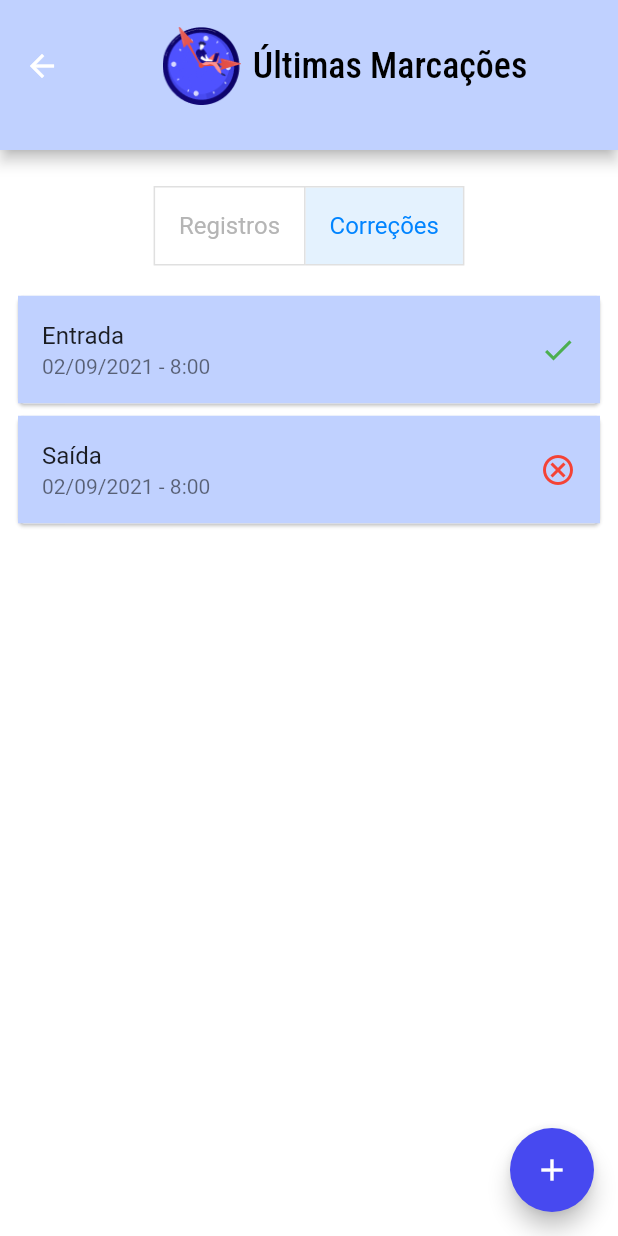
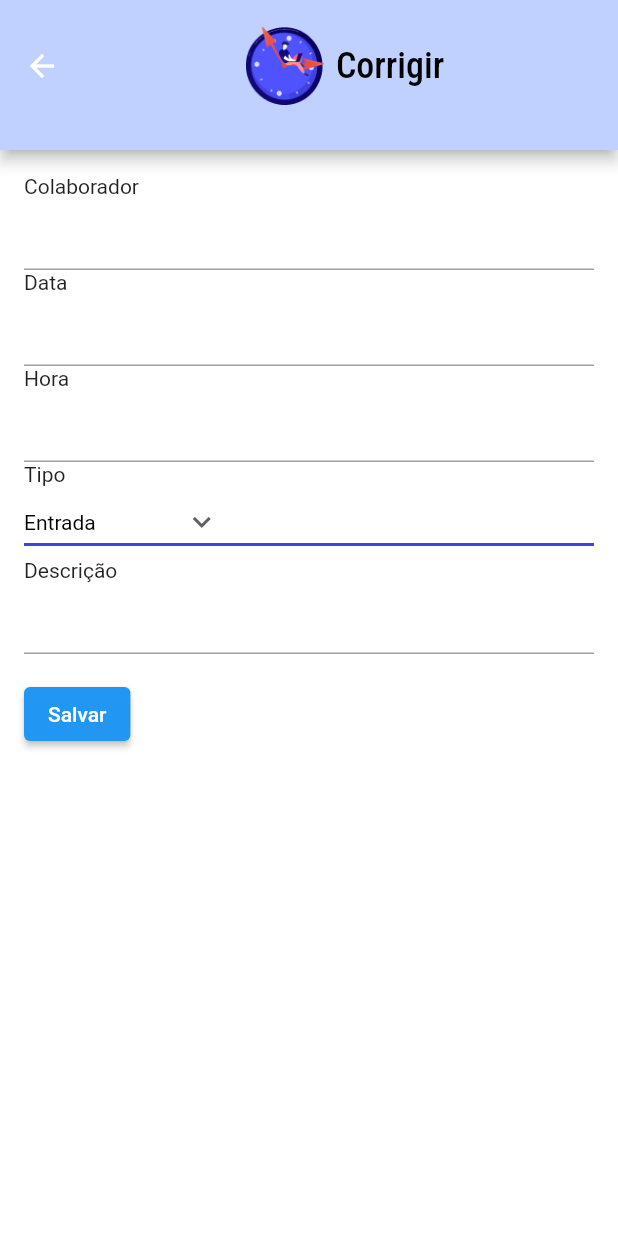
Before and after one commit to vinifoga/registroPonto, a Flutter app: the PunchClocking screen opened directly, after a tap on "Correções", after a tap on the "add" icon, on a phone screen of 412 x 824 dp. Run offline on Flutter 3.47's test engine with Material 2 defaults, Android fonts, the phone set to English and light mode, and no system bars; drawn by our look-alikes of datetime_picker_formfield; our stand-ins replace google_fonts.

Commit message:
Reclaim Punch Form screen

```diff
--- a/lib/components/app_bar_rp.dart
+++ b/lib/components/app_bar_rp.dart
@@ -7,7 +7,10 @@ class AppBarRp extends StatelessWidget implements PreferredSizeWidget {
   final String appBarTitle;
   final bool showImage;
 
-  const AppBarRp({Key? key, required this.appBarTitle, required this.showImage})
+  const AppBarRp(
+      {Key? key,
+      required this.appBarTitle,
+      required this.showImage})
       : super(key: key);
 
   @override
--- /dev/null
+++ b/lib/components/select_type_reclaim_punch.dart
@@ -0,0 +1,43 @@
+
+import 'package:flutter/material.dart';
+import 'package:registroponto/constants.dart';
+
+class SelectType extends StatefulWidget {
+  const SelectType({Key? key}) : super(key: key);
+
+  @override
+  State<SelectType> createState() => _MyStatefulWidgetState();
+}
+
+class _MyStatefulWidgetState extends State<SelectType> {
+  String dropdownValue = 'Entrada';
+
+  @override
+  Widget build(BuildContext context) {
+    return SizedBox(
+      width: double.infinity,
+      child: DropdownButton<String>(
+        value: dropdownValue,
+        icon: const Icon(Icons.keyboard_arrow_down,),
+        elevation: 16,
+        style: const TextStyle(color: Colors.black),
+        underline: Container(
+          height: 2,
+          color: kPrimaryColor,
+        ),
+        onChanged: (String? newValue) {
+          setState(() {
+            dropdownValue = newValue!;
+          });
+        },
+        items: <String>['Entrada', 'Saida', 'Saida Intervalo', 'Retorno Intervalo', 'Outro']
+            .map<DropdownMenuItem<String>>((String value) {
+          return DropdownMenuItem<String>(
+            value: value,
+            child: Text(value),
+          );
+        }).toList(),
+      ),
+    );
+  }
+}
--- a/lib/screens/punch_clocking.dart
+++ b/lib/screens/punch_clocking.dart
@@ -1,6 +1,7 @@
 import 'package:flutter/material.dart';
 import 'package:registroponto/components/app_bar_rp.dart';
 import 'package:registroponto/constants.dart';
+import 'package:registroponto/screens/reclaim_punch.dart';
 
 class PunchClocking extends StatefulWidget {
   PunchClocking({Key? key}) : super(key: key);
@@ -69,7 +70,13 @@ class _PunchClockingState extends State<PunchClocking> {
       floatingActionButton: Visibility(
         visible: _index == 0 ? false : true,
         child: FloatingActionButton(
-          onPressed: () {},
+          onPressed: () => {
+            Navigator.of(context).push(
+              MaterialPageRoute(
+                builder: (context) => ReclaimPunch(),
+              ),
+            ),
+          },
           child: const Icon(Icons.add),
           backgroundColor: floatActionButtonColor,
         ),
--- /dev/null
+++ b/lib/screens/reclaim_punch.dart
@@ -0,0 +1,81 @@
+import 'package:datetime_picker_formfield/datetime_picker_formfield.dart';
+import 'package:flutter/cupertino.dart';
+import 'package:flutter/material.dart';
+import 'package:intl/intl.dart';
+import 'package:registroponto/components/app_bar_rp.dart';
+import 'package:registroponto/components/select_type_reclaim_punch.dart';
+
+class ReclaimPunch extends StatelessWidget {
+  final dateFormat = DateFormat("dd-MM-yyyy");
+  final hourFormat = DateFormat("HH:mm");
+
+  ReclaimPunch({Key? key}) : super(key: key);
+
+  @override
+  Widget build(BuildContext context) {
+    return Scaffold(
+      appBar: AppBarRp(
+        appBarTitle: 'Corrigir',
+        showImage: true,
+      ),
+      body: Form(
+        child: Padding(
+          padding: const EdgeInsets.all(16.0),
+          child: Column(
+            crossAxisAlignment: CrossAxisAlignment.start,
+            children: [
+              const Text('Colaborador'),
+              TextFormField(
+                decoration: const InputDecoration(
+                  border: UnderlineInputBorder(),
+                ),
+              ),
+              const Text('Data'),
+              DateTimeField(
+                format: dateFormat,
+                onShowPicker: (context, currentValue) {
+                  return showDatePicker(
+                      context: context,
+                      fieldLabelText: 'Data',
+                      locale: const Locale('pt'),
+                      firstDate: DateTime(2022),
+                      initialDate: currentValue ?? DateTime.now(),
+                      lastDate: DateTime(2100));
+                },
+              ),
+              const Text('Hora'),
+              DateTimeField(
+                format: hourFormat,
+                onShowPicker: (context, currentValue) async {
+                  final time = await showTimePicker(
+                    context: context,
+                    initialTime: TimeOfDay.fromDateTime(
+                        currentValue ?? DateTime.now()),
+                  );
+                  return DateTimeField.convert(time);
+                },
+              ),
+              const Text('Tipo'),
+              const SelectType(),
+              const Text('Descrição'),
+              TextFormField(
+                decoration: const InputDecoration(
+                  border: UnderlineInputBorder(),
+                ),
+              ),
+              Padding(
+                padding: const EdgeInsets.symmetric(vertical: 16.0),
+                child: ElevatedButton(
+                  onPressed: () {
+                    print('Salvar');
+                  },
+                  child: const Text('Salvar'),
+                ),
+              )
+            ],
+          ),
+        ),
+      ),
+    );
+  }
+}
--- a/pubspec.yaml
+++ b/pubspec.yaml
@@ -29,12 +29,15 @@ environment:
 dependencies:
   flutter:
     sdk: flutter
+  flutter_localizations:
+    sdk: flutter
 
 
   # The following adds the Cupertino Icons font to your application.
   # Use with the CupertinoIcons class for iOS style icons.
   cupertino_icons: ^1.0.2
   google_fonts:
+  datetime_picker_formfield: ^2.0.0
 
 dev_dependencies:
   flutter_test:
```
Also changed, not shown: lib/main.dart (+14 -0 lines), pubspec.lock.
